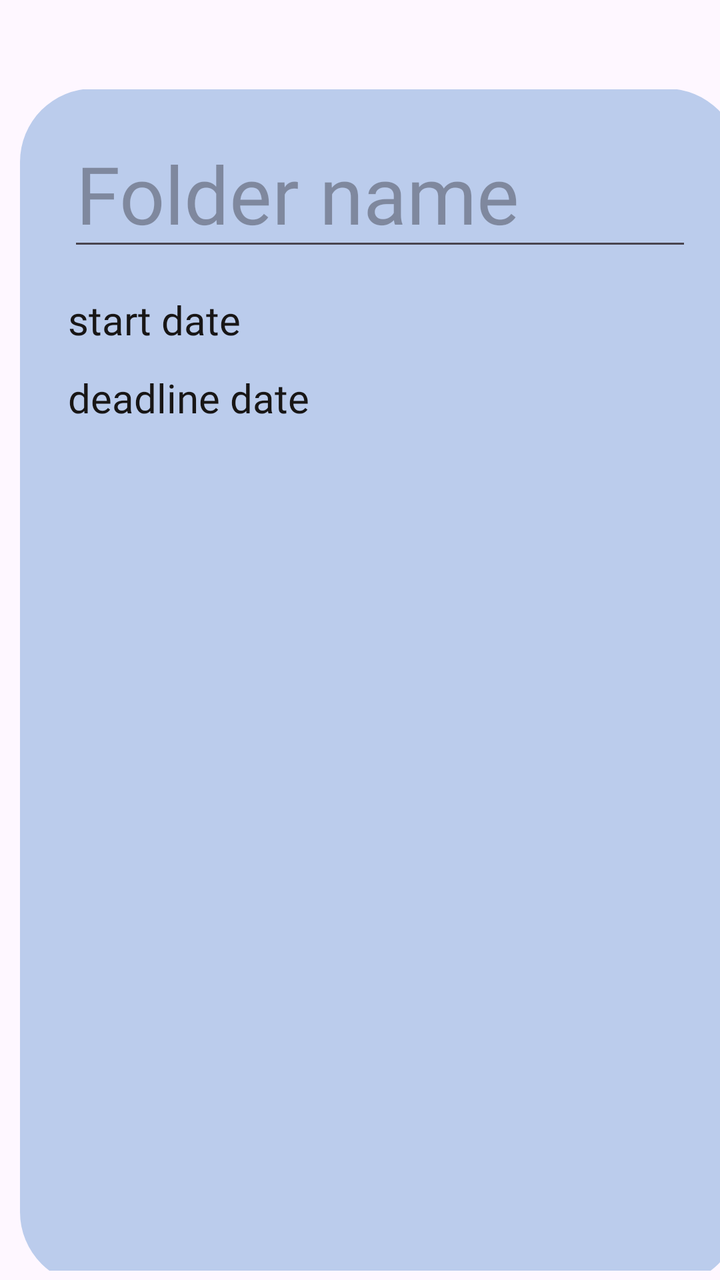
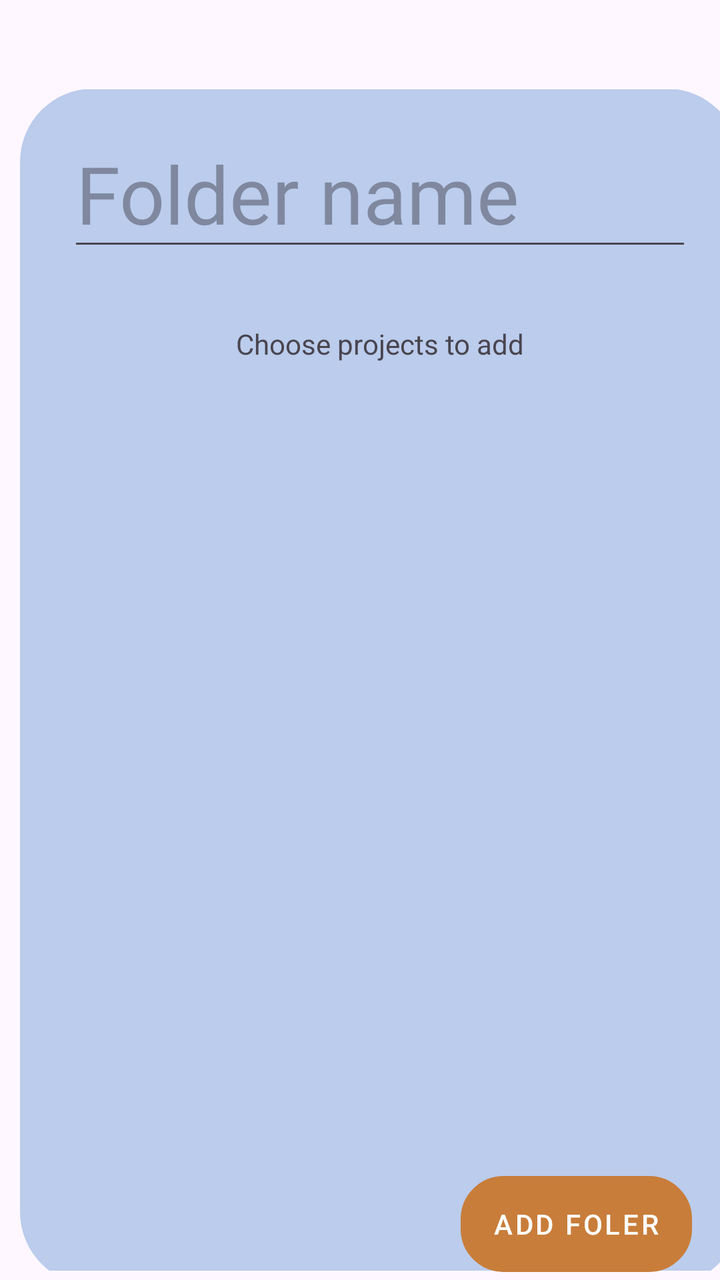

Screens rendered from an Android XML layout before and after an edit, with the pre-edit source and the edit as a unified diff.
<!-- AndroidManifest.xml: application theme Theme.Keepinmind -->
<!-- res/layout/activity_add_folder.xml -->
<?xml version="1.0" encoding="utf-8"?>
<androidx.constraintlayout.widget.ConstraintLayout xmlns:android="http://schemas.android.com/apk/res/android"
    xmlns:app="http://schemas.android.com/apk/res-auto"
    xmlns:tools="http://schemas.android.com/tools"
    android:id="@+id/main"
    android:layout_width="match_parent"
    android:layout_height="match_parent"
    tools:context=".activities.AddFolderActivity">

    <ImageView
        android:id="@+id/base_img"
        android:layout_width="wrap_content"
        android:layout_height="wrap_content"
        android:src="@drawable/base"
        android:layout_marginTop="20dp"
        android:layout_marginStart="10dp"
        app:layout_constraintTop_toTopOf="parent"
        app:layout_constraintStart_toStartOf="parent" />

    <EditText
        android:id="@+id/folder_name_input"
        android:layout_width="0dp"
        android:layout_height="wrap_content"
        android:hint="Folder name"
        style="@style/mainText"
        android:inputType="text"
        app:layout_constraintTop_toTopOf="@id/base_img"
        app:layout_constraintStart_toStartOf="@id/base_img"
        app:layout_constraintEnd_toEndOf="@id/base_img"
        android:layout_marginTop="40dp"
        android:layout_marginStart="24dp"
        android:layout_marginEnd="24dp" />

    <TextView
        android:id="@+id/start_text"
        android:layout_width="0dp"
        android:layout_height="wrap_content"
        android:text="start date"
        android:clickable="true"
        android:focusable="true"
        android:background="?attr/selectableItemBackground"
        style="@style/bottomText"
        app:layout_constraintTop_toBottomOf="@id/folder_name_input"
        app:layout_constraintStart_toStartOf="@id/base_img"
        app:layout_constraintEnd_toEndOf="@id/base_img"
        android:layout_marginTop="16dp"
        android:layout_marginStart="24dp"
        android:layout_marginEnd="24dp" />

    <TextView
        android:id="@+id/end_text"
        android:layout_width="0dp"
        android:layout_height="wrap_content"
        android:text="deadline date"
        android:clickable="true"
        android:focusable="true"
        android:background="?attr/selectableItemBackground"
        style="@style/bottomText"
        app:layout_constraintTop_toBottomOf="@id/start_text"
        app:layout_constraintStart_toStartOf="@id/base_img"
        app:layout_constraintEnd_toEndOf="@id/base_img"
        android:layout_marginTop="12dp"
        android:layout_marginStart="24dp"
        android:layout_marginEnd="24dp" />

</androidx.constraintlayout.widget.ConstraintLayout>
<!-- resources referenced by this layout -->
<resources>
  <!-- drawable base (drawable) -->
  <vector xmlns:android="http://schemas.android.com/apk/res/android"
      android:width="393dp"
      android:height="645dp"
      android:viewportWidth="393"
      android:viewportHeight="645">
    <path
        android:pathData="M40,-0.39L353,-0.39A40,40 0,0 1,393 39.61L393,612.99A40,40 0,0 1,353 652.99L40,652.99A40,40 0,0 1,0 612.99L0,39.61A40,40 0,0 1,40 -0.39z"
        android:fillColor="#BBCCEC"/>
  </vector>
  <style name="bottomText">
          <item name="android:textSize">20dp</item>
          <item name="android:fontFamily">"@font/robotoslab"</item>
          <item name="android:textColor">"@color/black"</item>
      </style>
  <style name="mainText">
          <item name="android:textSize">40dp</item>
          <item name="android:fontFamily">"@font/oswald"</item>
          <item name="android:textColor">"@color/black"</item>
      </style>
  <style name="Theme.Keepinmind" parent="Base.Theme.Keepinmind" />
  <color name="black">#181616</color>
  <style name="Base.Theme.Keepinmind" parent="Theme.Material3.DayNight.NoActionBar">
          
          
      </style>
</resources>

<!-- the commit's change to res/layout/activity_add_folder.xml (unified diff, before → after) -->
@@ -31,36 +31,45 @@
         android:layout_marginStart="24dp"
         android:layout_marginEnd="24dp" />
 
-    <TextView
-        android:id="@+id/start_text"
-        android:layout_width="0dp"
-        android:layout_height="wrap_content"
-        android:text="start date"
-        android:clickable="true"
-        android:focusable="true"
-        android:background="?attr/selectableItemBackground"
-        style="@style/bottomText"
-        app:layout_constraintTop_toBottomOf="@id/folder_name_input"
-        app:layout_constraintStart_toStartOf="@id/base_img"
-        app:layout_constraintEnd_toEndOf="@id/base_img"
-        android:layout_marginTop="16dp"
-        android:layout_marginStart="24dp"
-        android:layout_marginEnd="24dp" />
 
     <TextView
-        android:id="@+id/end_text"
-        android:layout_width="0dp"
+        android:id="@+id/choose_text"
+        android:layout_width="wrap_content"
         android:layout_height="wrap_content"
-        android:text="deadline date"
-        android:clickable="true"
-        android:focusable="true"
-        android:background="?attr/selectableItemBackground"
-        style="@style/bottomText"
-        app:layout_constraintTop_toBottomOf="@id/start_text"
+        android:layout_marginStart="24dp"
+        android:layout_marginTop="32dp"
+        android:layout_marginEnd="24dp"
+        android:text="Choose projects to add"
+        app:layout_constraintEnd_toEndOf="@id/base_img"
         app:layout_constraintStart_toStartOf="@id/base_img"
-        app:layout_constraintEnd_toEndOf="@id/base_img"
-        android:layout_marginTop="12dp"
-        android:layout_marginStart="24dp"
-        android:layout_marginEnd="24dp" />
+
+        app:layout_constraintTop_toBottomOf="@id/folder_name_input" />
+
+    <com.google.android.material.chip.ChipGroup
+        android:id="@+id/projects_list"
+        android:layout_width="wrap_content"
+        android:layout_height="wrap_content"
+        android:layout_marginTop="344dp"
+        app:layout_constraintBottom_toBottomOf="@+id/base_img"
+        app:layout_constraintEnd_toEndOf="@+id/base_img"
+        app:layout_constraintHorizontal_bias="1.0"
+        app:layout_constraintStart_toStartOf="@id/base_img"
+        app:layout_constraintTop_toBottomOf="@id/choose_text"
+        app:layout_constraintVertical_bias="0.337">
+    </com.google.android.material.chip.ChipGroup>
+
+    <Button
+        android:id="@+id/add_folder_btn"
+
+        style="@style/customButton"
+        android:layout_width="wrap_content"
+        android:layout_height="wrap_content"
+        android:layout_marginEnd="24dp"
+        android:layout_marginBottom="24dp"
+        android:text="Add foler"
+        app:layout_constraintBottom_toBottomOf="@id/base_img"
+
+        app:layout_constraintEnd_toEndOf="@id/base_img" />
+
 
 </androidx.constraintlayout.widget.ConstraintLayout>
<!-- resource entries referenced after the edit -->
@@ -10,10 +10,10 @@
         android:pathData="M40,-0.39L353,-0.39A40,40 0,0 1,393 39.61L393,612.99A40,40 0,0 1,353 652.99L40,652.99A40,40 0,0 1,0 612.99L0,39.61A40,40 0,0 1,40 -0.39z"
         android:fillColor="#BBCCEC"/>
   </vector>
-  <style name="bottomText">
-          <item name="android:textSize">20dp</item>
-          <item name="android:fontFamily">"@font/robotoslab"</item>
-          <item name="android:textColor">"@color/black"</item>
+  <style name="customButton" parent="Widget.MaterialComponents.Button">
+          <item name="android:background">@drawable/rounded_shape</item>
+          <item name="backgroundTint">@color/button</item>
+          <item name="textAppearanceButton">@color/button_text</item>
       </style>
   <style name="mainText">
           <item name="android:textSize">40dp</item>
@@ -21,10 +21,28 @@
           <item name="android:textColor">"@color/black"</item>
       </style>
   <style name="Theme.Keepinmind" parent="Base.Theme.Keepinmind" />
+  <!-- drawable rounded_shape (drawable) -->
+  <?xml version="1.0" encoding="UTF-8"?>
+  <shape xmlns:android="http://schemas.android.com/apk/res/android">
+  
+      <stroke android:width="3dp"
+          android:color="@color/black" />
+  
+      <padding android:left="1dp"
+          android:top="1dp"
+          android:right="1dp"
+          android:bottom="1dp" />
+  
+      <corners android:radius="20dp" />
+  </shape>
+  <color name="button">@color/orange</color>
+  <color name="button_text">@color/white</color>
   <color name="black">#181616</color>
   <style name="Base.Theme.Keepinmind" parent="Theme.Material3.DayNight.NoActionBar">
           
           
       </style>
+  <color name="orange">#C87D3A</color>
+  <color name="white">#FBF5E7</color>
 </resources>
 
